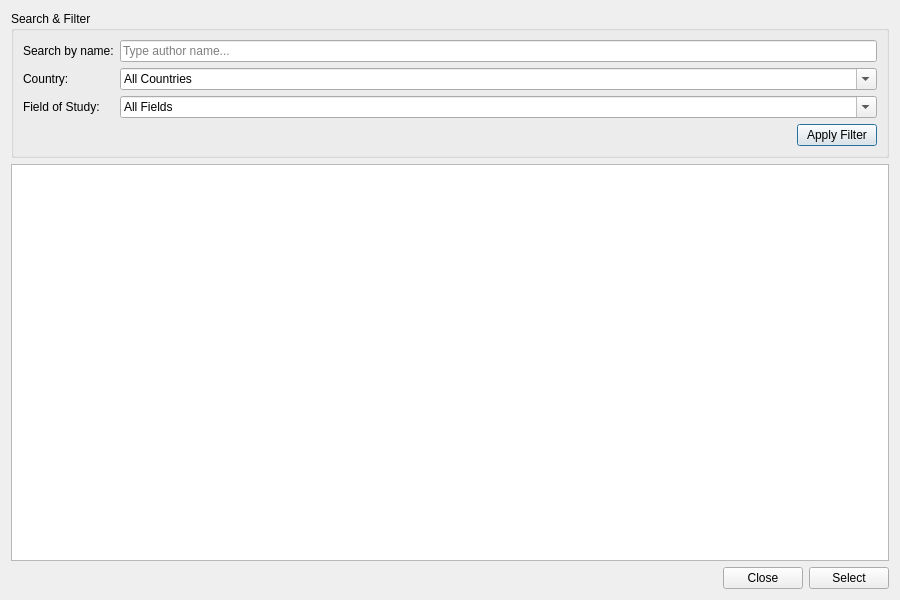
Qt form src/components/dialogs/author/listofauthorsdialog.ui (DamPhuQuy/Scientific-Article-Management) before a commit.
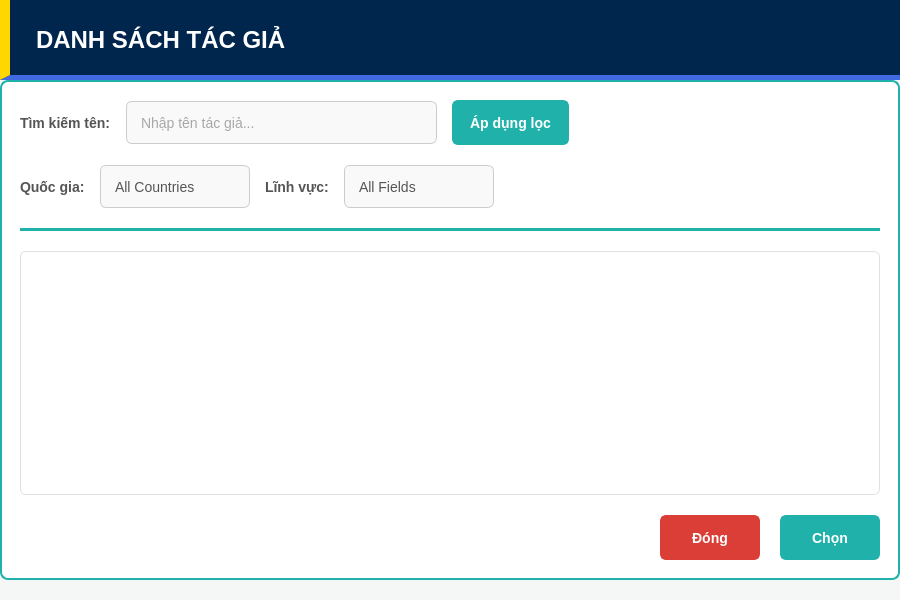
The same form after that commit.

Diff of the .ui file:
```diff
--- a/src/components/dialogs/author/listofauthorsdialog.ui
+++ b/src/components/dialogs/author/listofauthorsdialog.ui
@@ -19,76 +19,163 @@
   <property name="windowTitle">
    <string>Author Browser</string>
   </property>
-  <layout class="QVBoxLayout" name="verticalLayout">
-   <item>
-    <widget class="QGroupBox" name="groupFilter">
-     <property name="title">
-      <string>Search &amp;&amp; Filter</string>
-     </property>
-     <layout class="QGridLayout" name="gridLayout">
-      <item row="2" column="0">
-       <widget class="QLabel" name="labelField">
-        <property name="text">
-         <string>Field of Study:</string>
-        </property>
-       </widget>
-      </item>
-      <item row="3" column="1">
-       <layout class="QHBoxLayout">
-        <item>
-         <spacer name="horizontalSpacer_2">
-          <property name="orientation">
-           <enum>Qt::Orientation::Horizontal</enum>
-          </property>
-          <property name="sizeHint" stdset="0">
+  <property name="styleSheet">
+   <string notr="true">QDialog#ListOfAuthorsDialog { background-color: #f4f7f6; font-family: &quot;Segoe UI&quot;, Arial, sans-serif; }
+QWidget#headerContainer { background-color: #00264d; border-left: 10px solid #FFD700; border-bottom: 5px solid #4169E1; }
+QLabel#lblTitle { color: #ffffff; font-size: 24px; font-weight: 900; background-color: transparent; padding-left: 10px; }
+QWidget#bodyContainer { background-color: #ffffff; border: 2px solid #20B2AA; border-radius: 8px; }
+QLineEdit, QComboBox { background-color: #f9f9f9; border: 1px solid #cccccc; border-radius: 6px; padding: 8px 12px; font-size: 14px; color: #555; min-height: 25px; }
+QLineEdit:focus, QComboBox:focus { background-color: #ffffff; border: 2px solid #20B2AA; color: #000; }
+QComboBox::drop-down { border: 0px; }
+QLabel { font-weight: bold; color: #555; font-size: 14px; }
+QPushButton { border-radius: 6px; font-weight: bold; padding: 8px 16px; min-height: 25px; font-size: 14px; color: white; }
+QPushButton#btnApplyFilter, QPushButton#okBtn { background-color: #20B2AA; border: 2px solid #20B2AA; }
+QPushButton#btnApplyFilter:hover, QPushButton#okBtn:hover { background-color: #17a098; border-color: #17a098; }
+QPushButton#btnClose { background-color: #da3e36; border: 2px solid #da3e36; }
+QPushButton#btnClose:hover { background-color: #c0392b; border-color: #c0392b; }
+QListView { border: 1px solid #e0e0e0; border-radius: 6px; padding: 5px; background-color: #fff; font-size: 14px; }
+QListView::item { padding: 10px; border-bottom: 1px solid #eee; }
+QListView::item:selected { background-color: #e0f2f1; color: #000; border-left: 4px solid #20B2AA; }
+QFrame#lineSeparator { min-height: 3px; max-height: 3px; background-color: #20B2AA; border: none; }</string>
+  </property>
+  <layout class="QVBoxLayout" name="mainLayout">
+   <property name="spacing">
+    <number>0</number>
+   </property>
+   <property name="leftMargin">
+    <number>0</number>
+   </property>
+   <property name="topMargin">
+    <number>0</number>
+   </property>
+   <property name="rightMargin">
+    <number>0</number>
+   </property>
+   <property name="bottomMargin">
+    <number>20</number>
+   </property>
+   <item>
+    <widget class="QWidget" name="headerContainer" native="true">
+     <property name="minimumSize">
            <size>
-            <width>40</width>
-            <height>20</height>
-           </size>
-          </property>
-         </spacer>
-        </item>
+       <width>0</width>
+       <height>80</height>
+      </size>
+     </property>
+     <layout class="QHBoxLayout" name="horizontalLayout_Header">
+      <property name="leftMargin">
+       <number>20</number>
+      </property>
         <item>
-         <widget class="QPushButton" name="btnApplyFilter">
-          <property name="cursor">
-           <cursorShape>PointingHandCursor</cursorShape>
-          </property>
+       <widget class="QLabel" name="lblTitle">
           <property name="text">
-           <string>Apply Filter</string>
-          </property>
-          <property name="default">
-           <bool>true</bool>
+         <string>DANH SÁCH TÁC GIẢ</string>
           </property>
          </widget>
         </item>
        </layout>
-      </item>
-      <item row="0" column="1">
+    </widget>
+   </item>
+   <item>
+    <widget class="QWidget" name="bodyContainer" native="true">
+     <layout class="QVBoxLayout" name="verticalLayout_Body">
+      <property name="spacing">
+       <number>20</number>
+      </property>
+      <property name="leftMargin">
+       <number>20</number>
+      </property>
+      <property name="topMargin">
+       <number>20</number>
+      </property>
+      <property name="rightMargin">
+       <number>20</number>
+      </property>
+      <property name="bottomMargin">
+       <number>20</number>
+      </property>
+      <item>
+       <layout class="QHBoxLayout" name="horizontalLayout_Search">
+        <property name="spacing">
+         <number>15</number>
+        </property>
+        <item>
+         <widget class="QLabel" name="labelSearch">
+          <property name="text">
+           <string>Tìm kiếm tên:</string>
+          </property>
+         </widget>
+        </item>
+        <item>
        <widget class="QLineEdit" name="lineEditSearch">
+          <property name="minimumSize">
+           <size>
+            <width>250</width>
+            <height>40</height>
+           </size>
+          </property>
         <property name="placeholderText">
-         <string>Type author name...</string>
+           <string>Nhập tên tác giả...</string>
         </property>
         <property name="clearButtonEnabled">
          <bool>true</bool>
         </property>
        </widget>
       </item>
-      <item row="1" column="0">
+        <item>
+         <widget class="QPushButton" name="btnApplyFilter">
+          <property name="minimumSize">
+           <size>
+            <width>100</width>
+            <height>40</height>
+           </size>
+          </property>
+          <property name="cursor">
+           <cursorShape>PointingHandCursor</cursorShape>
+          </property>
+          <property name="text">
+           <string>Áp dụng lọc</string>
+          </property>
+          <property name="default">
+           <bool>true</bool>
+          </property>
+         </widget>
+        </item>
+        <item>
+         <spacer name="horizontalSpacer_2">
+          <property name="orientation">
+           <enum>Qt::Orientation::Horizontal</enum>
+          </property>
+          <property name="sizeHint" stdset="0">
+           <size>
+            <width>40</width>
+            <height>20</height>
+           </size>
+          </property>
+         </spacer>
+        </item>
+       </layout>
+      </item>
+      <item>
+       <layout class="QHBoxLayout" name="horizontalLayout_Filters">
+        <property name="spacing">
+         <number>15</number>
+        </property>
+        <item>
        <widget class="QLabel" name="labelCountry">
         <property name="text">
-         <string>Country:</string>
+           <string>Quốc gia:</string>
         </property>
        </widget>
       </item>
-      <item row="0" column="0">
-       <widget class="QLabel" name="labelSearch">
-        <property name="text">
-         <string>Search by name:</string>
-        </property>
-       </widget>
-      </item>
-      <item row="1" column="1">
+        <item>
        <widget class="QComboBox" name="comboCountry">
+          <property name="minimumSize">
+           <size>
+            <width>150</width>
+            <height>40</height>
+           </size>
+          </property>
         <property name="cursor">
          <cursorShape>PointingHandCursor</cursorShape>
         </property>
@@ -105,8 +192,21 @@
         </item>
        </widget>
       </item>
-      <item row="2" column="1">
+        <item>
+         <widget class="QLabel" name="labelField">
+          <property name="text">
+           <string>Lĩnh vực:</string>
+          </property>
+         </widget>
+        </item>
+        <item>
        <widget class="QComboBox" name="comboField">
+          <property name="minimumSize">
+           <size>
+            <width>150</width>
+            <height>40</height>
+           </size>
+          </property>
         <property name="cursor">
          <cursorShape>PointingHandCursor</cursorShape>
         </property>
@@ -120,19 +220,33 @@
         </item>
        </widget>
       </item>
-     </layout>
+        <item>
+         <spacer name="horizontalSpacer_Filters">
+          <property name="orientation">
+           <enum>Qt::Orientation::Horizontal</enum>
+          </property>
+          <property name="sizeHint" stdset="0">
+           <size>
+            <width>40</width>
+            <height>20</height>
+           </size>
+          </property>
+         </spacer>
+        </item>
+       </layout>
+      </item>
+      <item>
+       <widget class="QFrame" name="lineSeparator">
+        <property name="frameShape">
+         <enum>QFrame::HLine</enum>
+        </property>
+        <property name="frameShadow">
+         <enum>QFrame::Plain</enum>
+        </property>
     </widget>
    </item>
    <item>
     <widget class="QListView" name="listViewAuthors">
-     <property name="font">
-      <font>
-       <pointsize>10</pointsize>
-      </font>
-     </property>
-     <property name="cursor" stdset="0">
-      <cursorShape>PointingHandCursor</cursorShape>
-     </property>
      <property name="alternatingRowColors">
       <bool>true</bool>
      </property>
@@ -140,15 +254,12 @@
       <enum>QAbstractItemView::SelectionMode::ExtendedSelection</enum>
      </property>
      <property name="selectionBehavior">
-      <enum>QAbstractItemView::SelectionBehavior::SelectRows</enum>
-     </property>
-     <property name="spacing">
-      <number>2</number>
+         <enum>QAbstractItemView::SelectRows</enum>
      </property>
     </widget>
    </item>
    <item>
-    <layout class="QHBoxLayout">
+       <layout class="QHBoxLayout" name="horizontalLayout_Footer">
      <item>
       <spacer name="horizontalSpacer">
        <property name="orientation">
@@ -164,19 +275,34 @@
      </item>
      <item>
       <widget class="QPushButton" name="btnClose">
+          <property name="minimumSize">
+           <size>
+            <width>100</width>
+            <height>40</height>
+           </size>
+          </property>
        <property name="text">
-        <string>Close</string>
+           <string>Đóng</string>
        </property>
       </widget>
      </item>
      <item>
       <widget class="QPushButton" name="okBtn">
+          <property name="minimumSize">
+           <size>
+            <width>100</width>
+            <height>40</height>
+           </size>
+          </property>
        <property name="text">
-        <string>Select</string>
+           <string>Chọn</string>
        </property>
       </widget>
      </item>
     </layout>
+      </item>
+     </layout>
+    </widget>
    </item>
   </layout>
  </widget>
```
Left out of the diff: 5 changed lines with no effect on the pictures. Lines whose indentation alone changed are shown as unchanged.
